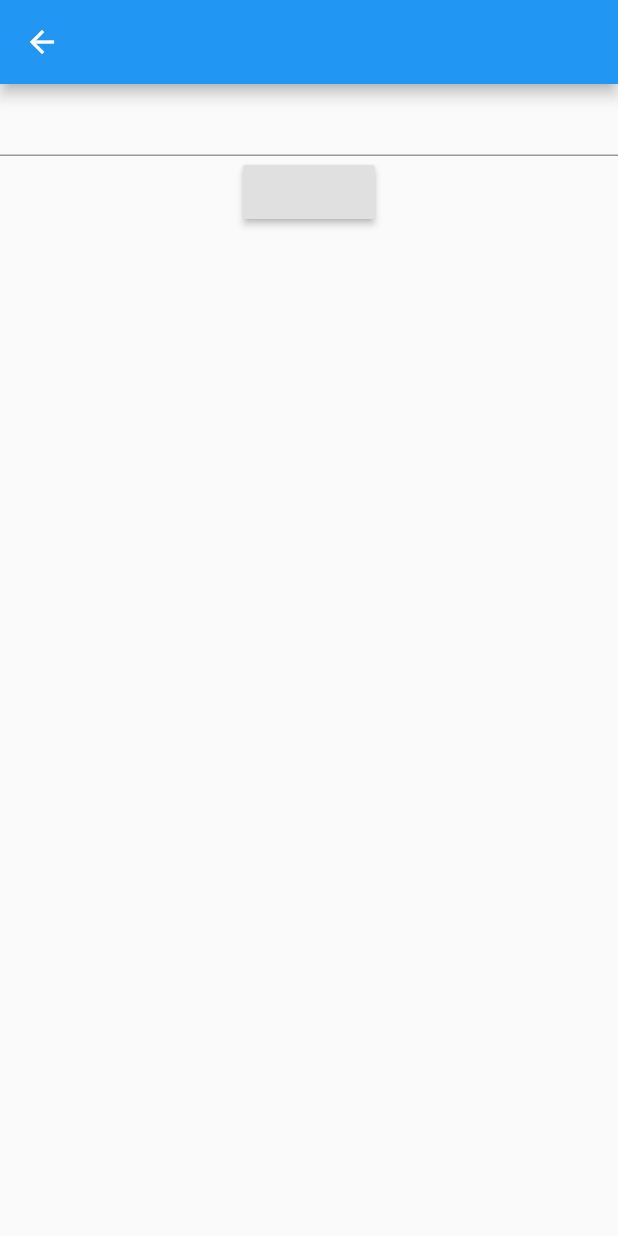
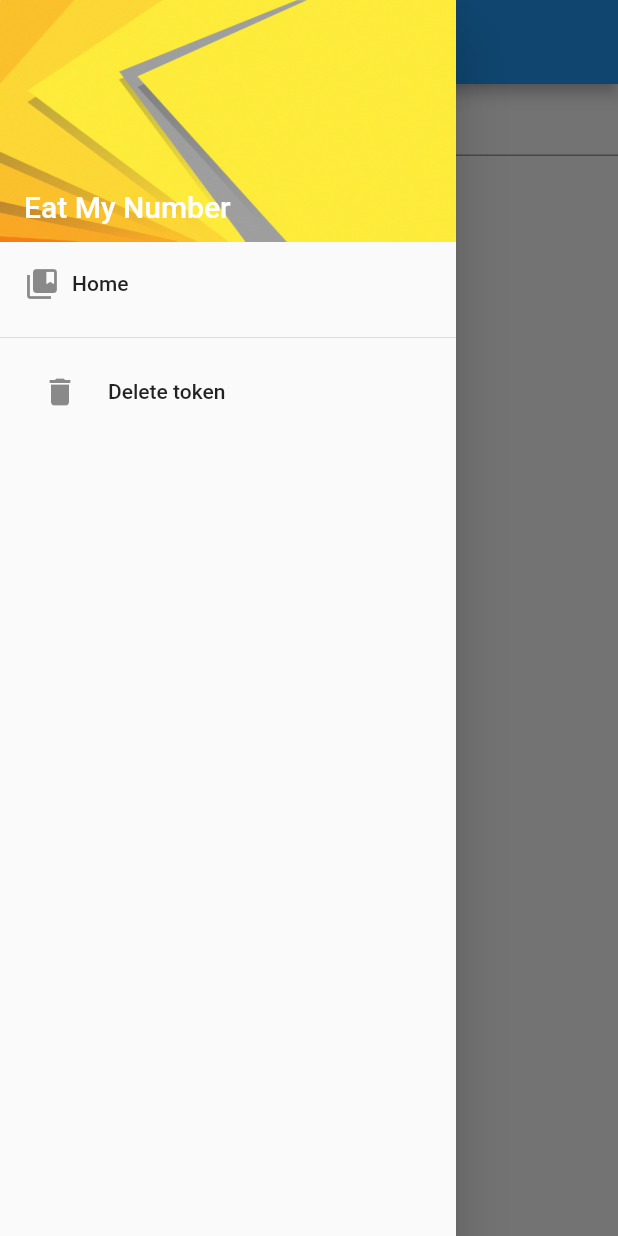
Before and after one commit to WinterTechForum/eatmynumber, a Flutter app: the screen it shows after launch, with the side drawer open (before the commit the screen has no drawer), on a phone screen of 412 x 824 dp. Run offline on Flutter 3.47's test engine with Material 2 defaults, Android fonts, the phone set to English and light mode, and no system bars; our stand-ins replace flutter_secure_storage.

Commit message:
add drawer with delete token

```diff
--- /dev/null
+++ b/lib/pages/drawer/drawer.dart
@@ -0,0 +1,78 @@
+import 'package:flutter/material.dart';
+import 'package:flutter_secure_storage/flutter_secure_storage.dart';
+
+class AppDrawer extends StatelessWidget {
+  Widget _createHeader() {
+    return DrawerHeader(
+        margin: EdgeInsets.zero,
+        padding: EdgeInsets.zero,
+        decoration: BoxDecoration(
+            image: DecorationImage(
+                fit: BoxFit.fill,
+                image: AssetImage('images/drawer-background.png'))),
+        child: Stack(children: <Widget>[
+          Positioned(
+              bottom: 12.0,
+              left: 16.0,
+              child: Text("Eat My Number",
+                  style: TextStyle(
+                      color: Colors.white,
+                      fontSize: 20.0,
+                      fontWeight: FontWeight.w500))),
+        ]));
+  }
+
+  Widget _createDrawerItem(
+      {IconData icon, String text, GestureTapCallback onTap}) {
+    return ListTile(
+      title: Row(
+        children: <Widget>[
+          Icon(icon),
+          Padding(
+            padding: EdgeInsets.only(left: 8.0),
+            child: Text(text),
+          )
+        ],
+      ),
+      onTap: onTap,
+    );
+  }
+
+  Widget _createDrawerButton(
+      {IconData icon, String text, GestureTapCallback onTap}) {
+    final storage = new FlutterSecureStorage();
+
+    return ListTile(
+      title: Row(
+        children: <Widget>[
+          IconButton(
+            icon: Icon(icon),
+            onPressed: () {
+              storage.delete(key: "userToken");
+            },
+          ),
+          Padding(
+            padding: EdgeInsets.only(left: 8.0),
+            child: Text(text),
+          )
+        ],
+      ),
+      onTap: onTap,
+    );
+  }
+
+  @override
+  Widget build(BuildContext context) {
+    return Drawer(
+      child: ListView(
+        padding: EdgeInsets.zero,
+        children: <Widget>[
+          _createHeader(),
+          _createDrawerItem(icon: Icons.collections_bookmark, text: 'Home'),
+          Divider(),
+          _createDrawerButton(icon: Icons.delete, text: 'Delete token'),
+        ],
+      ),
+    );
+  }
+}
--- a/lib/pages/home/home.dart
+++ b/lib/pages/home/home.dart
@@ -1,3 +1,4 @@
+import 'package:eatmynumber/pages/drawer/drawer.dart';
 import 'package:flutter/material.dart';
 
 class MyHomePage extends StatefulWidget {
@@ -41,6 +42,7 @@ class _MyHomePageState extends State<MyHomePage> {
 
         title: Text(widget.title),
       ),
+      drawer: AppDrawer(),
       body: Center(
 
         child: Column(
--- a/lib/pages/login/login.dart
+++ b/lib/pages/login/login.dart
@@ -1,3 +1,4 @@
+import 'package:eatmynumber/pages/drawer/drawer.dart';
 import 'package:flutter/material.dart';
 import 'package:flutter_secure_storage/flutter_secure_storage.dart';
 
@@ -8,7 +9,10 @@ class LoginPage extends StatelessWidget {
   @override
   Widget build(BuildContext context) {
     return Scaffold(
-      appBar: AppBar(),
+      appBar: AppBar(
+          title: Text('Eat My Number'),
+      ),
+      drawer: AppDrawer(),
       body: Form(
           key: _formKey,
           child: Column(
--- a/pubspec.yaml
+++ b/pubspec.yaml
@@ -42,8 +42,8 @@ flutter:
   uses-material-design: true
 
   # To add assets to your application, add an assets section, like this:
-  # assets:
-  #  - images/a_dot_burr.jpeg
+  assets:
+    - images/drawer-background.png
   #  - images/a_dot_ham.jpeg
 
   # An image asset can refer to one or more resolution-specific "variants", see
```
Also changed, not shown: images/drawer-background.png (added), 3 other files.
